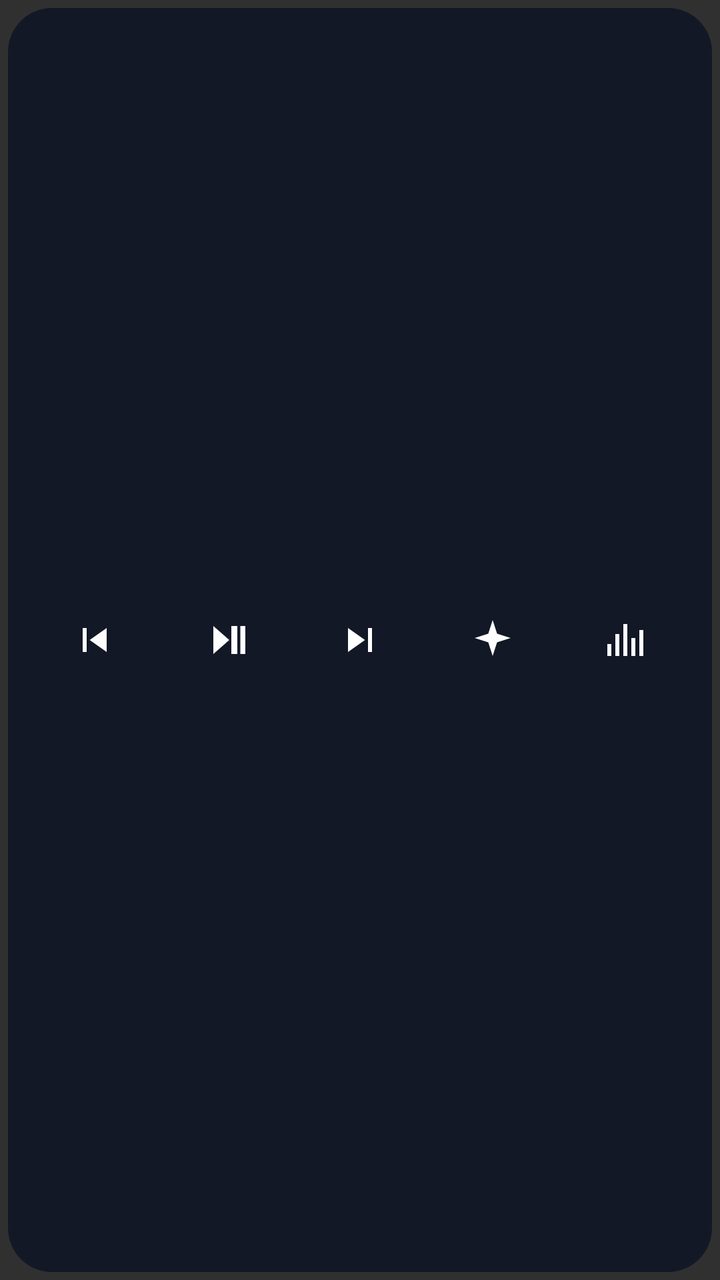
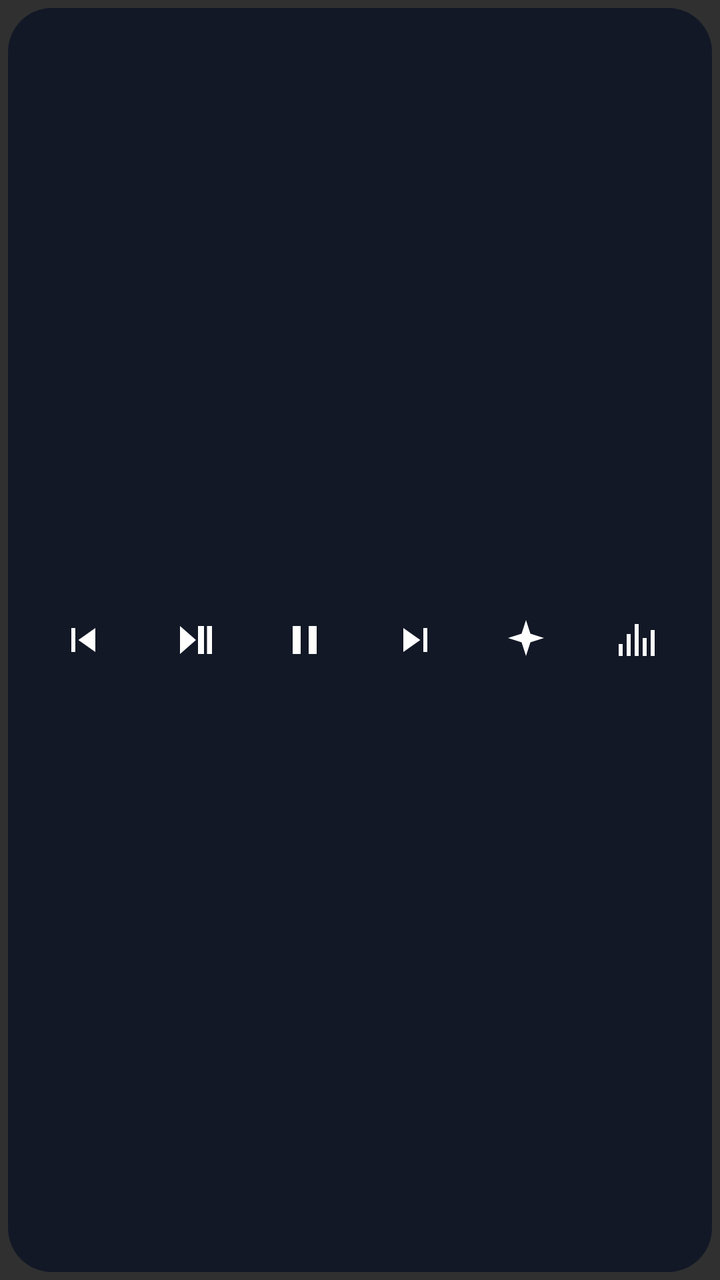

Compare the two renders of this Android layout. The source of the first and the diff that turns it into the second are given below.
<!-- AndroidManifest.xml: application theme android:Theme.Material.NoActionBar -->
<!-- res/layout/widget_music.xml -->
<?xml version="1.0" encoding="utf-8"?>
<FrameLayout xmlns:android="http://schemas.android.com/apk/res/android"
    android:id="@+id/root" android:layout_width="match_parent" android:layout_height="match_parent"
    android:padding="4dp">
  <ImageView android:id="@+id/bg" android:layout_width="match_parent"
      android:layout_height="match_parent" android:src="@drawable/panel" android:scaleType="fitXY"
      android:contentDescription="@null" />
  <LinearLayout android:layout_width="match_parent" android:layout_height="match_parent"
      android:orientation="horizontal" android:gravity="center" android:paddingStart="10dp"
      android:paddingEnd="10dp">
    <ImageButton android:id="@+id/prev" android:layout_width="0dp" android:layout_height="48dp"
        android:layout_weight="1" android:src="@drawable/ic_prev" android:background="@null"
        android:contentDescription="Previous" />
    <ImageButton android:id="@+id/play" android:layout_width="0dp" android:layout_height="48dp"
        android:layout_weight="1" android:src="@drawable/ic_play_pause" android:background="@null"
        android:contentDescription="Play or pause" />
    <ImageButton android:id="@+id/next" android:layout_width="0dp" android:layout_height="48dp"
        android:layout_weight="1" android:src="@drawable/ic_next" android:background="@null"
        android:contentDescription="Next" />
    <ImageButton android:id="@+id/kind" android:layout_width="0dp" android:layout_height="48dp"
        android:layout_weight="1" android:src="@drawable/ic_sparkle" android:background="@null"
        android:contentDescription="Next particles" />
    <ImageButton android:id="@+id/vis" android:layout_width="0dp" android:layout_height="48dp"
        android:layout_weight="1" android:src="@drawable/ic_visualiser" android:background="@null"
        android:contentDescription="Open Forge Visualiser" />
  </LinearLayout>
</FrameLayout>
<!-- resources referenced by this layout -->
<resources>
  <!-- drawable ic_next (drawable) -->
  <?xml version="1.0" encoding="utf-8"?>
  <vector xmlns:android="http://schemas.android.com/apk/res/android"
      android:width="24dp" android:height="24dp" android:viewportWidth="24" android:viewportHeight="24">
    <path android:fillColor="#ffffffff" android:pathData="M6,18l8.5,-6L6,6v12zM16,6v12h2V6h-2z" />
  </vector>
  <!-- drawable ic_play_pause (drawable) -->
  <?xml version="1.0" encoding="utf-8"?>
  <vector xmlns:android="http://schemas.android.com/apk/res/android"
      android:width="24dp" android:height="24dp" android:viewportWidth="24" android:viewportHeight="24">
    <path android:fillColor="#ffffffff" android:pathData="M5,5v14l8,-7zM14,5h3v14h-3zM18.5,5h2.5v14h-2.5z" />
  </vector>
  <!-- drawable ic_prev (drawable) -->
  <?xml version="1.0" encoding="utf-8"?>
  <vector xmlns:android="http://schemas.android.com/apk/res/android"
      android:width="24dp" android:height="24dp" android:viewportWidth="24" android:viewportHeight="24">
    <path android:fillColor="#ffffffff" android:pathData="M6,6h2v12H6zM9.5,12l8.5,6V6z" />
  </vector>
  <!-- drawable ic_sparkle (drawable) -->
  <?xml version="1.0" encoding="utf-8"?>
  <vector xmlns:android="http://schemas.android.com/apk/res/android"
      android:width="24dp" android:height="24dp" android:viewportWidth="24" android:viewportHeight="24">
    <path android:fillColor="#ffffffff" android:pathData="M12,2l2.2,6.8L21,11l-6.8,2.2L12,20l-2.2,-6.8L3,11l6.8,-2.2z" />
  </vector>
  <!-- drawable ic_visualiser (drawable) -->
  <?xml version="1.0" encoding="utf-8"?>
  <vector xmlns:android="http://schemas.android.com/apk/res/android"
      android:width="24dp" android:height="24dp" android:viewportWidth="24" android:viewportHeight="24">
    <path android:fillColor="#ffffffff" android:pathData="M3,14h2v6H3zM7,9h2v11H7zM11,4h2v16h-2zM15,11h2v9h-2zM19,7h2v13h-2z" />
  </vector>
  <!-- drawable panel (drawable) -->
  <?xml version="1.0" encoding="utf-8"?>
  <shape xmlns:android="http://schemas.android.com/apk/res/android" android:shape="rectangle">
    <solid android:color="#ff121826" />
    <corners android:radius="22dp" />
  </shape>
</resources>

<!-- the commit's change to res/layout/widget_music.xml (unified diff, before → after) -->
@@ -14,6 +14,9 @@
     <ImageButton android:id="@+id/play" android:layout_width="0dp" android:layout_height="48dp"
         android:layout_weight="1" android:src="@drawable/ic_play_pause" android:background="@null"
         android:contentDescription="Play or pause" />
+    <ImageButton android:id="@+id/pause" android:layout_width="0dp" android:layout_height="48dp"
+        android:layout_weight="1" android:src="@drawable/ic_pause" android:background="@null"
+        android:contentDescription="Pause" />
     <ImageButton android:id="@+id/next" android:layout_width="0dp" android:layout_height="48dp"
         android:layout_weight="1" android:src="@drawable/ic_next" android:background="@null"
         android:contentDescription="Next" />
<!-- resource entries referenced after the edit -->
@@ -5,6 +5,12 @@
   <vector xmlns:android="http://schemas.android.com/apk/res/android"
       android:width="24dp" android:height="24dp" android:viewportWidth="24" android:viewportHeight="24">
     <path android:fillColor="#ffffffff" android:pathData="M6,18l8.5,-6L6,6v12zM16,6v12h2V6h-2z" />
+  </vector>
+  <!-- drawable ic_pause (drawable) -->
+  <?xml version="1.0" encoding="utf-8"?>
+  <vector xmlns:android="http://schemas.android.com/apk/res/android"
+      android:width="24dp" android:height="24dp" android:viewportWidth="24" android:viewportHeight="24">
+    <path android:fillColor="#ffffffff" android:pathData="M6,5h4v14h-4zM14,5h4v14h-4z" />
   </vector>
   <!-- drawable ic_play_pause (drawable) -->
   <?xml version="1.0" encoding="utf-8"?>
